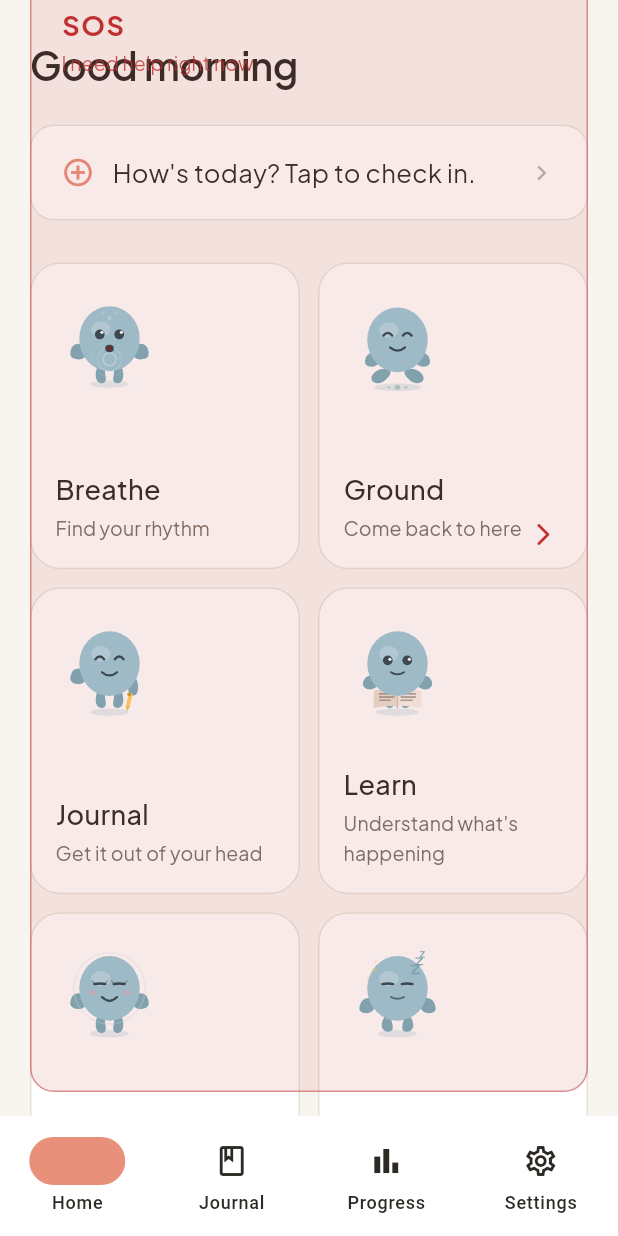
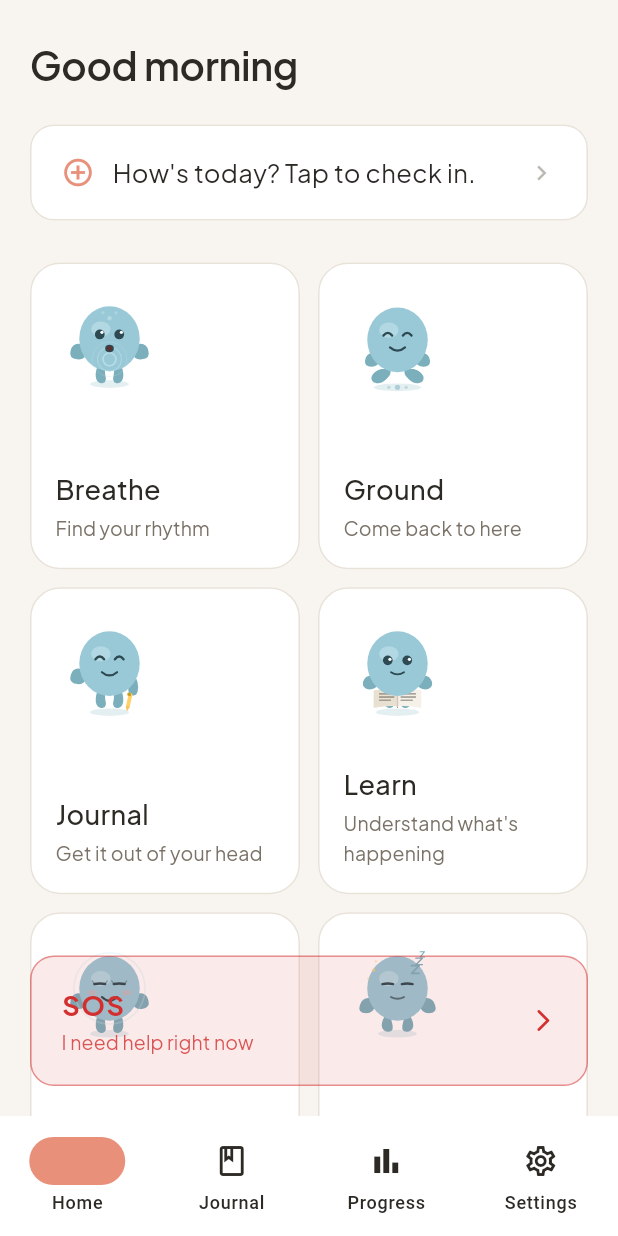
Before and after one commit to HarshaMdy/anshin, a Flutter app: the HomeScreen screen opened by its route, on a phone screen of 412 x 824 dp. Run offline on Flutter 3.47's test engine with Material 3 defaults, Android fonts, the phone set to English and light mode, and no system bars; our stand-ins replace cloud_firestore, drift, firebase_auth, firebase_core, fl_chart, flutter_local_notifications and 8 more; missing offline and left inert: encrypt, purchases_flutter; accounts and stored records are empty; generated files the repository leaves out were written again; network calls fail.

Commit message:
Fix SOS button full-screen overflow: Stack+Positioned replaces floatingActionButton
floatingActionButton cannot be used for a full-width card widget.
Scaffold gives the FAB slot unconstrained (0→∞) layout in BOTH axes.
SizedBox(width) only bounds width; Material still fills the infinite
height, stretching the button top-to-bottom across the screen.

Fix: remove floatingActionButton entirely. Wrap body in a Stack and use
  Positioned(left: 20, right: 20, bottom: 20)
which constrains all four edges — width = screenWidth−40 is explicit,
height is determined by the card's content only (~72 dp), and the button
stays pinned 20 dp above the NavigationBar on every scroll position.
Scroll content bottom-padding increased to 130 dp so the last section
card is never hidden behind the pinned button.

Color: #BF3030 → #D32F2F (Material Red 700) — slightly warmer/more vivid
emergency red while remaining calm enough for a wellness context.

Co-Authored-By: Claude Sonnet 4.6 <noreply@anthropic.com>

```diff
--- a/lib/features/home/presentation/screens/home_screen.dart
+++ b/lib/features/home/presentation/screens/home_screen.dart
@@ -124,22 +124,26 @@ class HomeScreen extends ConsumerWidget {
 
     final checkinAsync = ref.watch(todayCheckinProvider);
 
+    // The SOS button must stay pinned above the NavigationBar regardless of
+    // scroll position.  floatingActionButton can't be used for full-width card
+    // widgets because Scaffold gives it unconstrained (0→∞) height — even
+    // SizedBox(width) only bounds one axis and Material fills the other.
+    // Using Stack + Positioned(left/right/bottom) inside the body constrains
+    // ALL four edges so the card sizes itself by content height only.
     return Scaffold(
       backgroundColor: bg,
-      floatingActionButton: SizedBox(
-        // Explicit width prevents the FAB from expanding to fill unconstrained
-        // screen height — floatingActionButton gets loose (0→∞) constraints.
-        width: MediaQuery.of(context).size.width - 40,
-        child: _SosButton(onTap: () => context.push(AppRoutes.sos)),
-      ),
-      floatingActionButtonLocation: FloatingActionButtonLocation.centerFloat,
-      body: SafeArea(
+      body: Stack(
+        children: [
+          // ── Scrollable content ─────────────────────────────────────────
+          SafeArea(
             child: SingleChildScrollView(
-          padding: const EdgeInsets.fromLTRB(20, 24, 20, 120),
+              // Bottom padding reserves room so the last card is never hidden
+              // behind the pinned SOS button (button ≈ 72 px + 20 gap + 20 margin).
+              padding: const EdgeInsets.fromLTRB(20, 24, 20, 130),
               child: Column(
                 crossAxisAlignment: CrossAxisAlignment.stretch,
                 children: [
-              // ── Greeting ────────────────────────────────────────────────
+                  // ── Greeting ──────────────────────────────────────────
                   Text(
                     _greeting(),
                     style: AppTypography.headingLarge
@@ -148,7 +152,7 @@ class HomeScreen extends ConsumerWidget {
 
                   const SizedBox(height: 20),
 
-              // ── Today card ───────────────────────────────────────────────
+                  // ── Today card ────────────────────────────────────────
                   checkinAsync.when(
                     data: (checkin) => _TodayCard(
                       checkin: checkin,
@@ -170,7 +174,7 @@ class HomeScreen extends ConsumerWidget {
 
                   const SizedBox(height: 28),
 
-              // ── Section cards (2-column grid) ────────────────────────────
+                  // ── Section cards (2-column grid) ─────────────────────
                   GridView.builder(
                     shrinkWrap: true,
                     physics: const NeverScrollableScrollPhysics(),
@@ -198,6 +202,20 @@ class HomeScreen extends ConsumerWidget {
               ),
             ),
           ),
+
+          // ── SOS button — pinned above NavigationBar ─────────────────────
+          // Positioned(left, right, bottom) gives an explicit width
+          // (screenWidth − 40) and anchors height to content only.
+          // bottom: 20 sits inside the body which already ends at the top
+          // of the NavigationBar, so the button floats 20 dp above it.
+          Positioned(
+            left: 20,
+            right: 20,
+            bottom: 20,
+            child: _SosButton(onTap: () => context.push(AppRoutes.sos)),
+          ),
+        ],
+      ),
     );
   }
 }
@@ -210,9 +228,9 @@ class _SosButton extends StatelessWidget {
   final VoidCallback onTap;
   const _SosButton({required this.onTap});
 
-  // Slightly deeper red than accentCoral (#E87070) — clearly urgent without
-  // being aggressive. Used only for the SOS button.
-  static const Color _red = Color(0xFFBF3030);
+  // Material Red 700 (#D32F2F) — universally recognisable emergency red,
+  // vivid enough to stand out without being aggressive. SOS-only colour.
+  static const Color _red = Color(0xFFD32F2F);
 
   @override
   Widget build(BuildContext context) {
```
Lines whose indentation alone changed are shown as unchanged.
